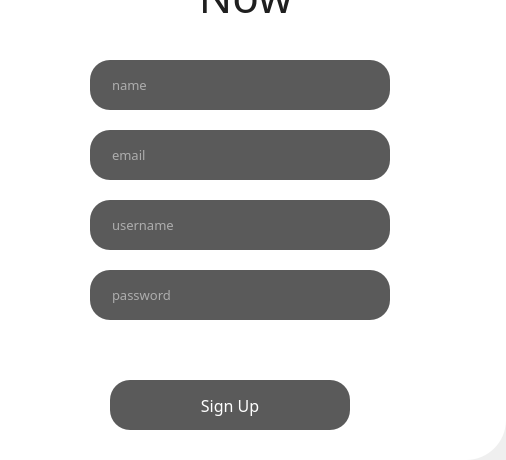
The window that mainwindow.ui (262094/Financify) describes before a commit, drawn with Qt 5; both pictures show x 394 to 900 and y 140 to 600 of the 900 by 600 pixel window.
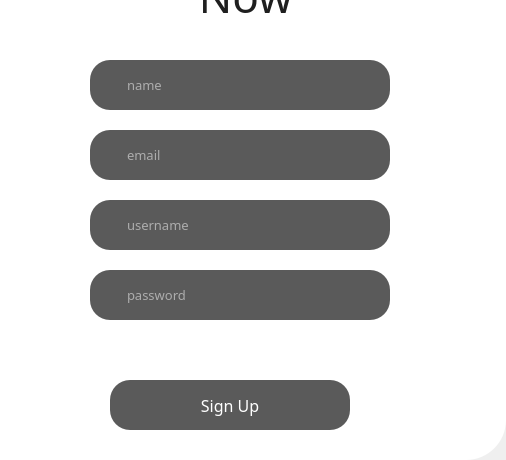
The same window after the commit. The open tabs and pages were chosen to show the change. Icons and pictures are not drawn.

```diff
--- a/mainwindow.ui
+++ b/mainwindow.ui
@@ -565,9 +565,9 @@
       <widget class="QLineEdit" name="loginEdit_2">
        <property name="geometry">
         <rect>
-         <x>504</x>
+         <x>519</x>
          <y>340</y>
-         <width>260</width>
+         <width>230</width>
          <height>50</height>
         </rect>
        </property>
@@ -594,9 +594,9 @@
       <widget class="QLineEdit" name="passwordEdit_2">
        <property name="geometry">
         <rect>
-         <x>504</x>
+         <x>519</x>
          <y>410</y>
-         <width>260</width>
+         <width>230</width>
          <height>50</height>
         </rect>
        </property>
@@ -713,9 +713,9 @@
       <widget class="QLineEdit" name="emailEdit">
        <property name="geometry">
         <rect>
-         <x>504</x>
+         <x>519</x>
          <y>270</y>
-         <width>260</width>
+         <width>230</width>
          <height>50</height>
         </rect>
        </property>
@@ -742,9 +742,9 @@
       <widget class="QLineEdit" name="nameEdit">
        <property name="geometry">
         <rect>
-         <x>504</x>
+         <x>519</x>
          <y>200</y>
-         <width>260</width>
+         <width>230</width>
          <height>50</height>
         </rect>
        </property>
```
Left out of the diff: 136 changed lines with no effect on the pictures.
